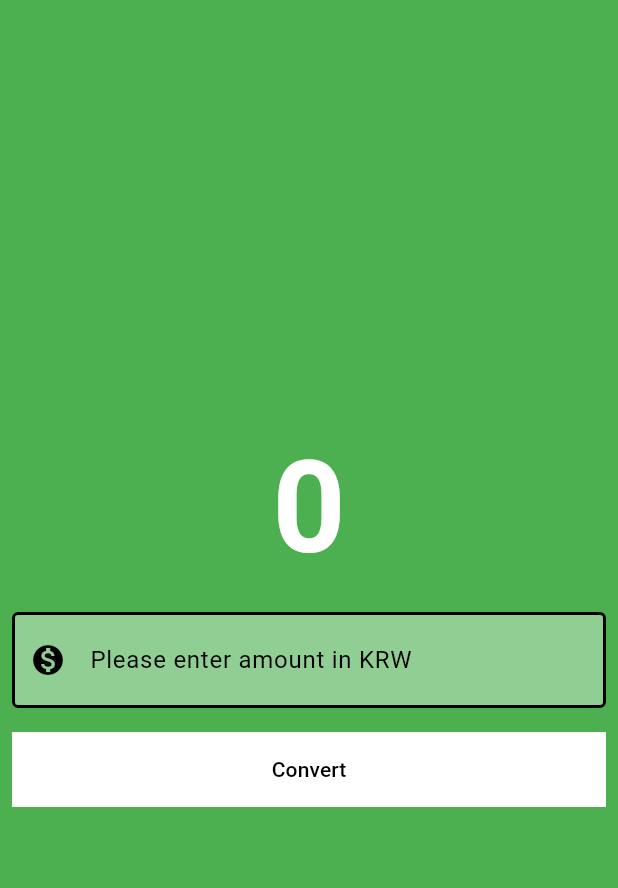
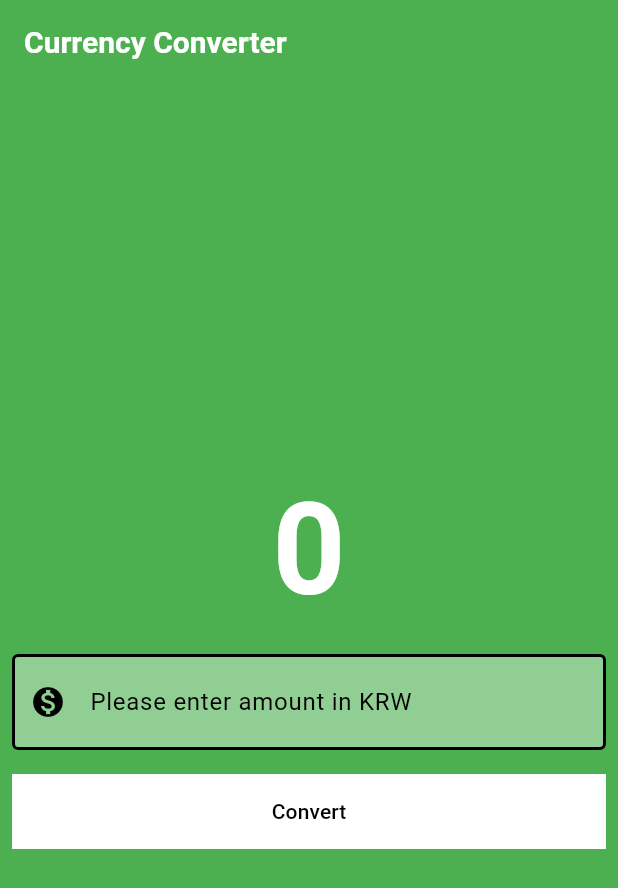
Before and after one commit to THSPSS/currency_converter_app, a Flutter app: the screen it shows after launch, on a phone screen of 412 x 824 dp. Shown: the top 888 px of the screen. Run offline on Flutter 3.47's test engine with Material 3 defaults, Android fonts, the phone set to English and light mode, and no system bars.

Commit message:
update appbar widget with title text

```diff
--- a/lib/currency_converter_material_page.dart
+++ b/lib/currency_converter_material_page.dart
@@ -33,6 +33,14 @@ class _CurrencyConverterMaterialPageState extends State<CurrencyConverterMateria
 
     return Scaffold(
         backgroundColor: Colors.green,
+        appBar: AppBar(
+          backgroundColor: Colors.transparent,
+          title: const Text('Currency Converter'),
+          titleTextStyle: const TextStyle(
+            fontWeight: FontWeight.bold,
+            fontSize: 20.0
+          ),
+        ),
         body : Center(
           child: Column(
             mainAxisAlignment: MainAxisAlignment.center,
@@ -89,20 +97,30 @@ class _CurrencyConverterMaterialPageState extends State<CurrencyConverterMateria
                       convertedToAmount = resultOfConv;
                     });
                   },
-                  style : const ButtonStyle(
-                    elevation: MaterialStatePropertyAll(10.0),
-                    backgroundColor: MaterialStatePropertyAll(Colors.white),
-                    foregroundColor: MaterialStatePropertyAll(Colors.black),
+                  style :
+                  TextButton.styleFrom(
+                    backgroundColor: Colors.white,
+                    foregroundColor: Colors.black,
                     //double.infinity has media width
-                    minimumSize: MaterialStatePropertyAll(Size(double.infinity, 50)),
+                    // ignore: prefer_const_constructors
+                    minimumSize: Size(double.infinity, 50),
                     //shape: OvalBorder , rectableBorder , continouseBorder
-                    shape: MaterialStatePropertyAll(RoundedRectangleBorder()),
-                    // MaterialStateProperty.all<RoundedRectangleBorder>(
-                    //   RoundedRectangleBorder(
-                    //     borderRadius: BorderRadius.circular(5.0),
-                    //   )
-                    // )
+                    shape: const RoundedRectangleBorder(),
                   ),
+                  // const ButtonStyle(
+                  //   elevation: MaterialStatePropertyAll(10.0),
+                  //   backgroundColor: MaterialStatePropertyAll(Colors.white),
+                  //   foregroundColor: MaterialStatePropertyAll(Colors.black),
+                  //   //double.infinity has media width
+                  //   minimumSize: MaterialStatePropertyAll(Size(double.infinity, 50)),
+                  //   //shape: OvalBorder , rectableBorder , continouseBorder
+                  //   shape: MaterialStatePropertyAll(RoundedRectangleBorder()),
+                  //   // MaterialStateProperty.all<RoundedRectangleBorder>(
+                  //   //   RoundedRectangleBorder(
+                  //   //     borderRadius: BorderRadius.circular(5.0),
+                  //   //   )
+                  //   // )
+                  // ),
                   child: const Text('Convert')),
                )
           ],
```
